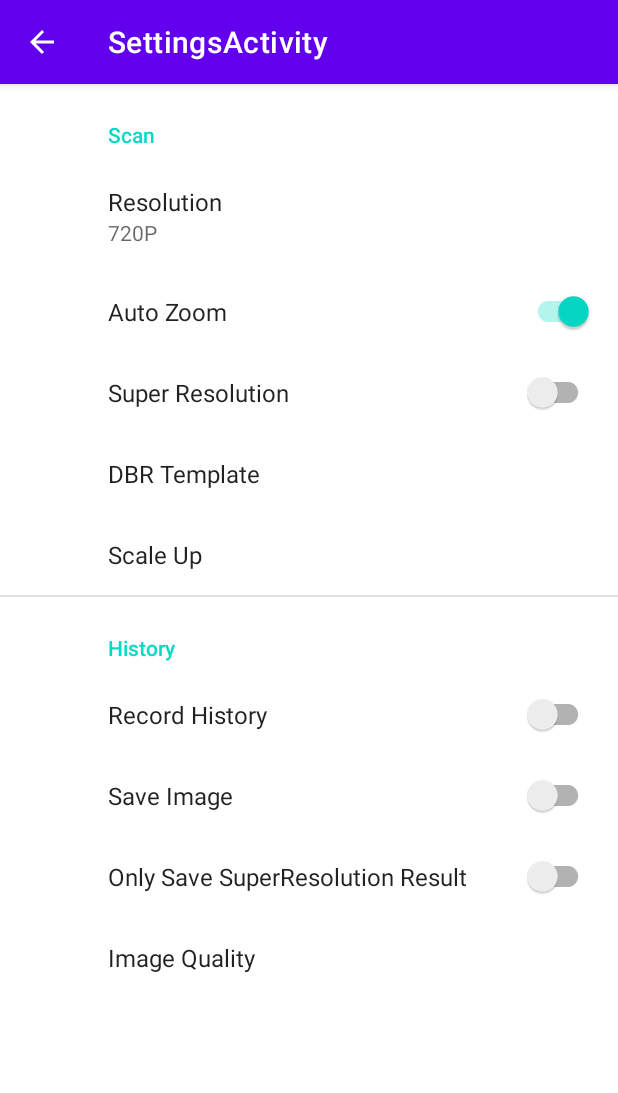
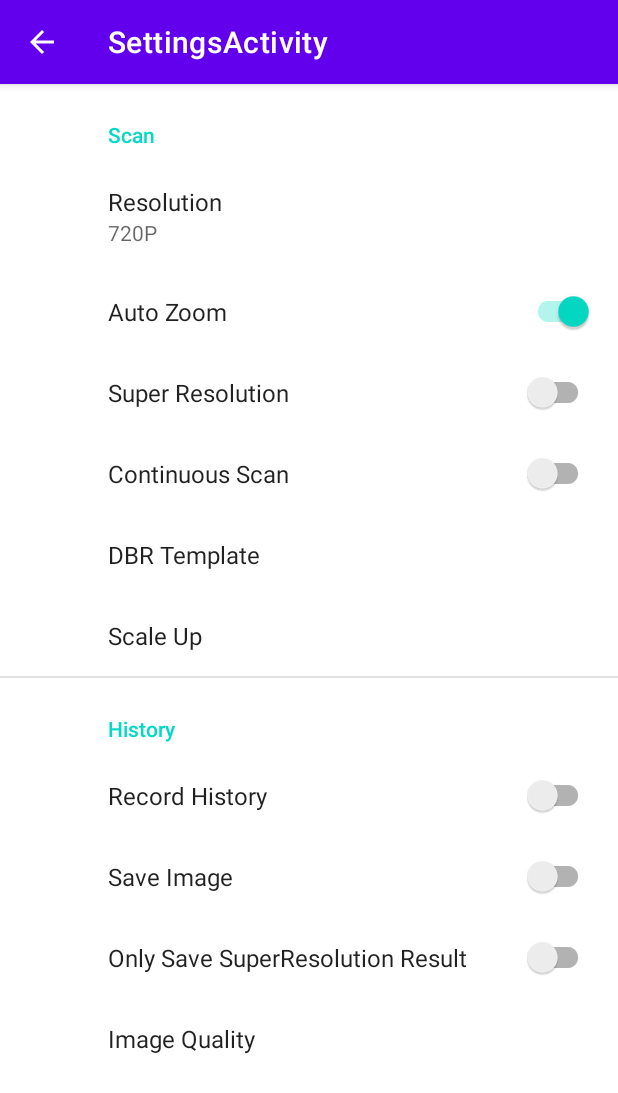
Before and after one commit to tony-xlh/Faraway_Scan, an Android app: the SettingsActivity screen opened directly, with no data from a screen before it, on a phone screen of 412 x 824 dp. Shown: the top 1093 px of the screen. Run offline under Robolectric (Android 15) with nearby library versions, the phone set to English and light mode, and no system bars; our stand-ins replace androidx.preference; network calls fail.

Commit message:
add continuous scan setting

```diff
--- a/app/src/main/res/layout/activity_camera.xml
+++ b/app/src/main/res/layout/activity_camera.xml
@@ -15,6 +15,7 @@
             android:id="@+id/previewView"
             android:layout_width="match_parent"
             android:layout_height="match_parent"
+            android:background="#80000000"
             app:layout_constraintBottom_toBottomOf="parent"
             app:layout_constraintEnd_toEndOf="parent"
             app:layout_constraintStart_toStartOf="parent"
@@ -53,6 +54,7 @@
         android:id="@+id/zoomRatioSeekBar"
         android:layout_width="match_parent"
         android:layout_height="40dp"
+        android:background="#80000000"
         android:max="100"
         android:progress="0"
         app:layout_constraintBottom_toBottomOf="@+id/constraintLayout"
--- a/app/src/main/res/xml/root_preferences.xml
+++ b/app/src/main/res/xml/root_preferences.xml
@@ -19,6 +19,11 @@
             app:key="superresolution"
             app:defaultValue="false"
             app:title="@string/superresolution" />
+
+        <SwitchPreferenceCompat
+            app:key="continuous_scan"
+            app:defaultValue="false"
+            app:title="Continuous Scan" />
 
         <EditTextPreference
             android:key="template"
```
Also changed, not shown: app/src/main/java/com/dynamsoft/farawayscan/CameraActivity.java (+29 -14 lines).
